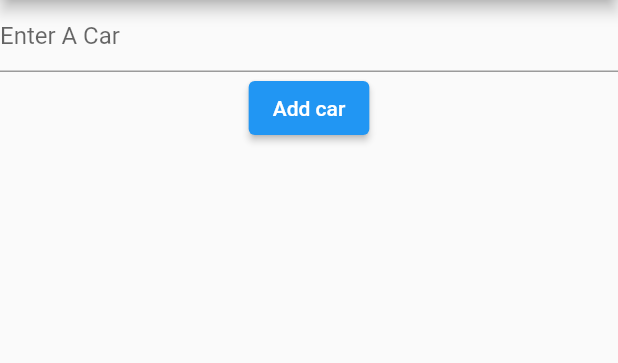
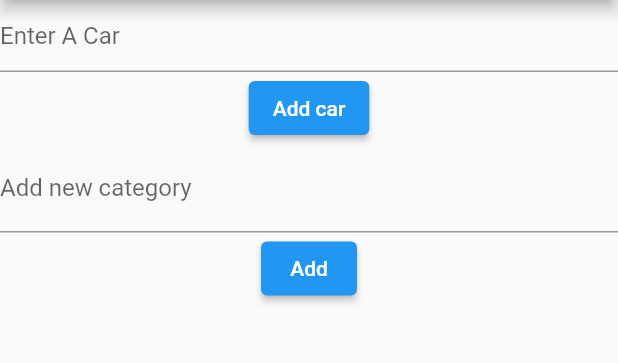
Before and after one commit to adt55/Collection_App, a Flutter app: the screen it shows after launch, on a phone screen of 412 x 824 dp, the part 84-447 px from its top. Run offline on Flutter 3.47's test engine with Material 2 defaults, Android fonts, the phone set to English and light mode, and no system bars; our stand-ins replace shared_preferences; statements that could not run were skipped.

Commit message:
Update main.dart

```diff
--- a/my_collection/lib/main.dart
+++ b/my_collection/lib/main.dart
@@ -31,6 +31,7 @@ class UserInputList extends StatefulWidget {
 class _UserInputListState extends State<UserInputList> {
   final TextEditingController _controller = TextEditingController();
   List<String> items = [];
+  List<String> categories = [];
 
   @override
   void initState() {
@@ -84,11 +85,27 @@ class _UserInputListState extends State<UserInputList> {
               });
             },
           ),
+          TextField(
+            controller: _categoryController,
+            decoration: InputDecoration(
+              labelText: 'Add new category',
+            ),
+          ),
+          ElevatedButton(
+            onPressed: () {
+              setState(() {
+                categories.add(_categoryController.text);
+              });
+              _categoryController.clear();
+            },
+            child: Text('Add'),
+          ),
             Expanded(
               child: ListView.builder(
                  itemCount: items.length,
                   itemBuilder: (context, index) {
                   final item = items[index];
+                  final category = categories[index % categories.length];
                      return Dismissible(
                        key: Key(item),
                         onDismissed: (direction) {
@@ -97,9 +114,22 @@ class _UserInputListState extends State<UserInputList> {
                           _saveItems(); // Save the updated list
                         });
                       },
-                      child: ListTile(
-                        title: Text(item),
-                        onTap: () {
+                      child: Column(
+                        crossAxisAlignment: CrossAxisAlignment.start,
+                        children: [
+                          if (index % categories.length == 0) ...[
+                          SizedBox(height: 8),
+                          Text(category,
+                            style: TextStyle(
+                              fontWeight: FontWeight.bold,
+                              fontSize: 16,
+                            ),
+                          ),
+                          SizedBox(height: 8),
+                        ],
+                        ListTile(
+                          title: Text(item),
+                          onTap: () {
                             Navigator.push(
                             context,
                             MaterialPageRoute(
@@ -142,7 +172,9 @@ class _UserInputListState extends State<UserInputList> {
                           ],
                         ),
                       )
+                  ]
                 );
+                )
               },
             ),
           ),
```
